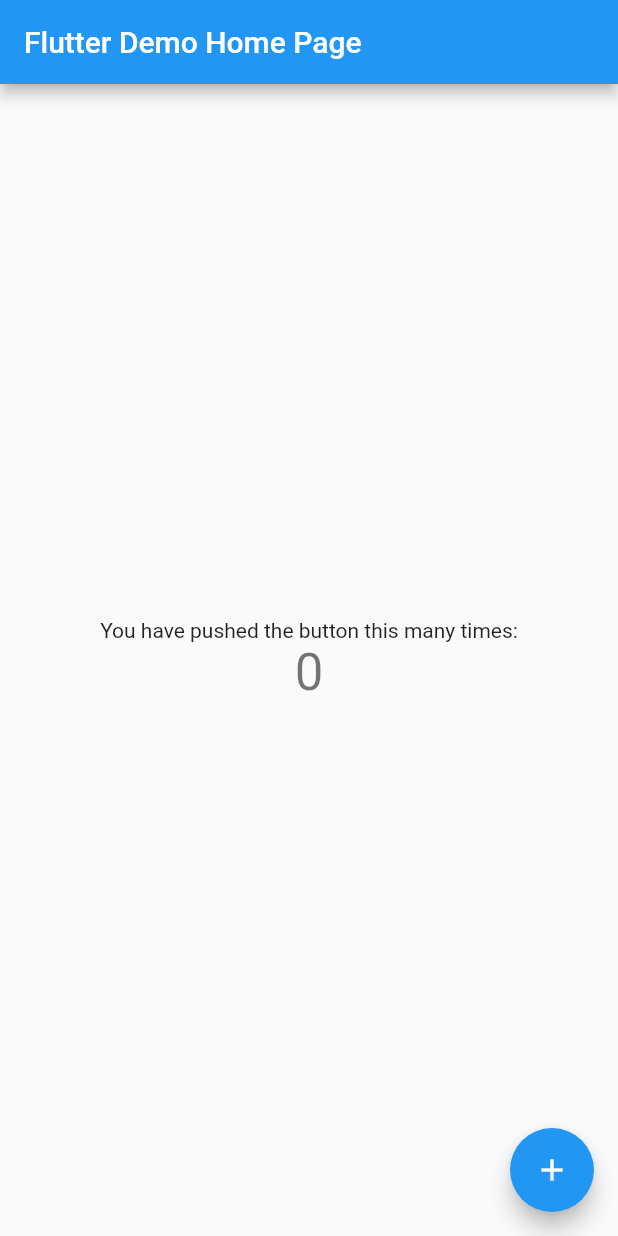
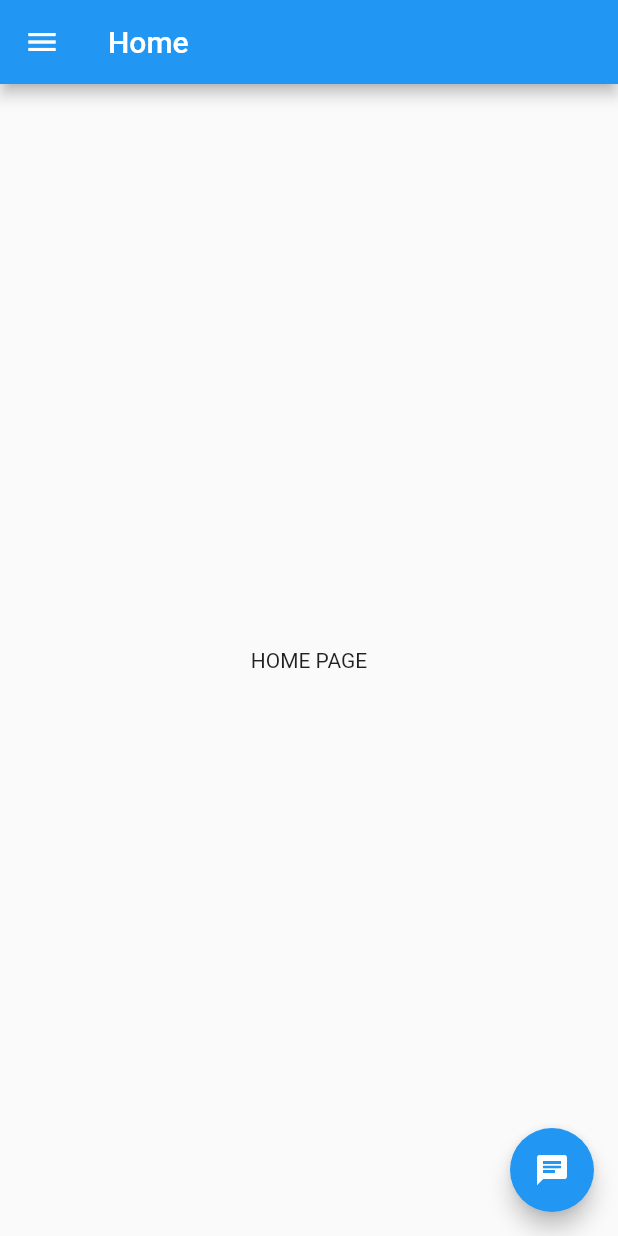
Before and after one commit to Nanangprasetya/portofolio_flutter, a Flutter app: the screen it shows after launch, on a phone screen of 412 x 824 dp. Run offline on Flutter 3.47's test engine with Material 2 defaults, Android fonts, the phone set to English and light mode, and no system bars; our stand-ins replace bloc, flutter_bloc.

Commit message:
update Drawer with selected indicator

```diff
--- /dev/null
+++ b/drawer_simple/lib/Page/home.dart
@@ -0,0 +1,32 @@
+import 'package:drawer_simple/Page/chats.dart';
+import 'package:drawer_simple/Widget/AppDrawer.dart';
+import 'package:flutter/material.dart';
+
+class HomePage extends StatefulWidget {
+  HomePage({Key key}) : super(key: key);
+
+  @override
+  _HomePageState createState() => _HomePageState();
+}
+
+class _HomePageState extends State<HomePage> {
+  @override
+  Widget build(BuildContext context) {
+    return Scaffold(
+      drawer: AppDrawer(0),
+      appBar: AppBar(
+        title: Text("Home"),
+      ),
+      body: Center(
+        child: Text("HOME PAGE"),
+      ),
+      floatingActionButton: FloatingActionButton(
+        onPressed: () {
+          Navigator.push(
+              context, MaterialPageRoute(builder: (context) => ChatsPage()));
+        },
+        child: Icon(Icons.chat),
+      ),
+    );
+  }
+}
--- a/drawer_simple/lib/main.dart
+++ b/drawer_simple/lib/main.dart
@@ -1,3 +1,7 @@
+import 'package:drawer_simple/Page/city.dart';
+import 'package:drawer_simple/Page/country.dart';
+import 'package:drawer_simple/Page/home.dart';
+import 'package:drawer_simple/Page/not_found.dart';
 import 'package:flutter/material.dart';
 
 void main() {
@@ -8,58 +12,50 @@ class MyApp extends StatelessWidget {
   @override
   Widget build(BuildContext context) {
     return MaterialApp(
-      title: 'Flutter Demo',
+      title: 'Drawer Simple Demo',
       theme: ThemeData(
         primarySwatch: Colors.blue,
         visualDensity: VisualDensity.adaptivePlatformDensity,
       ),
-      home: MyHomePage(title: 'Flutter Demo Home Page'),
+      home: HomePage(),
+      onGenerateRoute: (RouteSettings settings) {
+        switch (settings.name) {
+          case '/home':
+            return _MyCustomRoute(
+              builder: (context) => HomePage(),
+            );
+          case '/country':
+            return _MyCustomRoute(
+              builder: (context) => CountryPage(),
+
+            );
+          case '/city':
+            return _MyCustomRoute(
+              builder: (context) => CityPage(),
+
+            );
+          default:
+            return _MyCustomRoute(
+              builder: (context) => NotFound(),
+
+            );
+        }
+      },
     );
   }
 }
 
-class MyHomePage extends StatefulWidget {
-  final String title;
-  MyHomePage({Key key, this.title}) : super(key: key);
+class _MyCustomRoute<T> extends MaterialPageRoute<T> {
+  _MyCustomRoute({WidgetBuilder builder, RouteSettings settings})
+      : super(builder: builder, settings: settings);
 
   @override
-  _MyHomePageState createState() => _MyHomePageState();
-}
+  Widget buildTransitions(BuildContext context, Animation<double> animation,
+      Animation<double> secondaryAnimation, Widget child) {
 
-class _MyHomePageState extends State<MyHomePage> {
-  int _counter = 0;
-
-  void _incrementCounter() {
-    setState(() {
-      _counter++;
-    });
-  }
-
-  @override
-  Widget build(BuildContext context) {
-    return Scaffold(
-      appBar: AppBar(
-        title: Text(widget.title),
-      ),
-      body: Center(
-        child: Column(
-          mainAxisAlignment: MainAxisAlignment.center,
-          children: <Widget>[
-            Text(
-              'You have pushed the button this many times:',
-            ),
-            Text(
-              '$_counter',
-              style: Theme.of(context).textTheme.headline4,
-            ),
-          ],
-        ),
-      ),
-      floatingActionButton: FloatingActionButton(
-        onPressed: _incrementCounter,
-        tooltip: 'Increment',
-        child: Icon(Icons.add),
-      ),
-    );
+    // Settings.name digunakan jika tidak menginginkan Transition
+    if (settings.name != null)
+    return child;
+    return new FadeTransition(opacity: animation, child: child);
   }
 }
```
Also changed, not shown: drawer_simple/lib/Page/chats.dart (added, +22 -0 lines), drawer_simple/lib/Page/city.dart (added, +24 -0 lines), drawer_simple/lib/Page/country.dart (added, +24 -0 lines), drawer_simple/lib/Page/not_found.dart (added, +22 -0 lines), drawer_simple/lib/Widget/AppDrawer.dart (added, +92 -0 lines).
